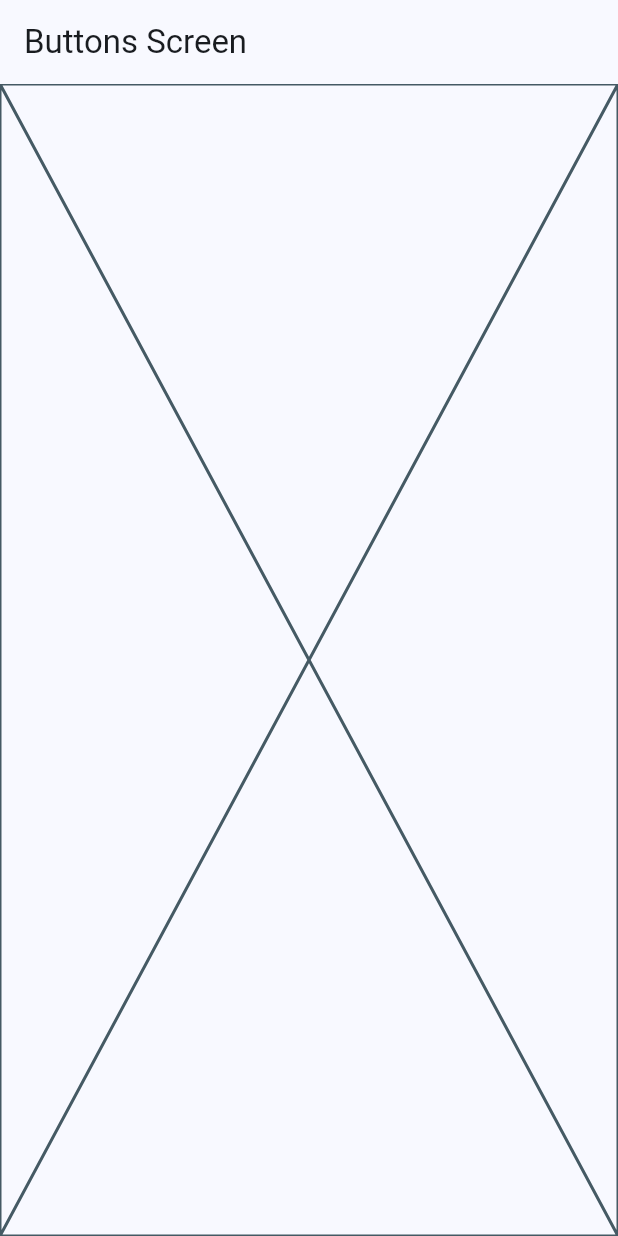
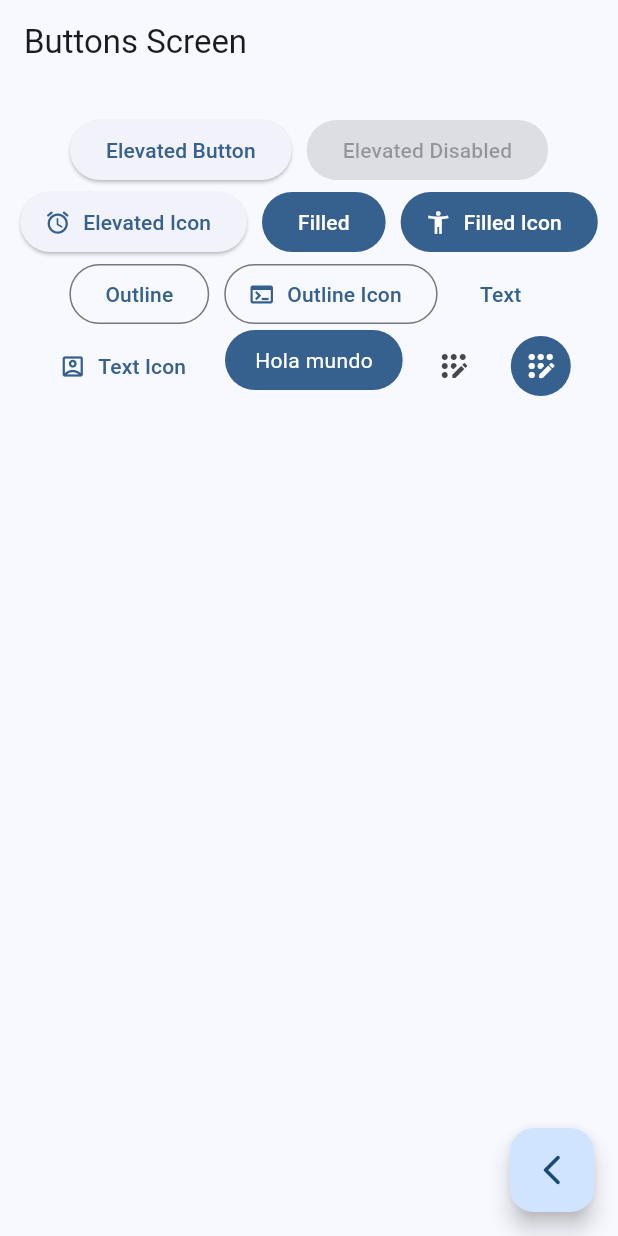
Before and after one commit to AlexanderJumbo/widgets_app, a Flutter app: the ButtonsScreen screen opened by its route, on a phone screen of 412 x 824 dp. Run offline on Flutter 3.47's test engine with Material 3 defaults, Android fonts, the phone set to English and light mode, and no system bars; our stand-ins replace go_router.

Commit message:
Buttons && CustomButtons

```diff
--- a/lib/presentation/screen/buttons/buttons_screen.dart
+++ b/lib/presentation/screen/buttons/buttons_screen.dart
@@ -1,4 +1,5 @@
 import 'package:flutter/material.dart';
+import 'package:go_router/go_router.dart';
 
 class ButtonsScreen extends StatelessWidget {
   static const String name = 'buttons_screen';
@@ -10,7 +11,79 @@ class ButtonsScreen extends StatelessWidget {
       appBar: AppBar(
         title: const Text('Buttons Screen'),
       ),
-      body: const Placeholder(),
+      body: const _ButtonsView(),
+      floatingActionButton: FloatingActionButton(
+        child: const Icon(Icons.arrow_back_ios_new_rounded),
+        onPressed: (){
+          context.pop();
+        },
+      ),
     );
   }
 }
+
+class _ButtonsView extends StatelessWidget {
+  const _ButtonsView();
+
+  @override
+  Widget build(BuildContext context) {
+
+    final colors = Theme.of(context).colorScheme;
+
+    return SizedBox(
+      width: double.infinity,
+      child: Padding(
+        padding: const EdgeInsets.symmetric(horizontal: 10, vertical: 20),
+        child: Wrap(
+          spacing: 10,
+          alignment: WrapAlignment.center,
+            children: [
+              ElevatedButton(onPressed: (){}, child: const Text('Elevated Button')),
+              const ElevatedButton(onPressed: null, child: Text('Elevated Disabled')),
+              ElevatedButton.icon(
+                onPressed: (){},
+                icon: const Icon(Icons.access_alarm_rounded),
+                label: const Text('Elevated Icon')
+              ),
+              FilledButton(onPressed: (){}, child: const Text('Filled')),
+              FilledButton.icon(onPressed: (){}, icon: const Icon(Icons.accessibility_new), label: const Text('Filled Icon')),
+              OutlinedButton(onPressed: (){}, child: const Text('Outline')),
+              OutlinedButton.icon(onPressed: (){}, icon: const Icon(Icons.terminal),  label: const Text('Outline Icon')),
+              TextButton(onPressed: (){}, child: const Text('Text')),
+              TextButton.icon(onPressed: (){}, icon: const Icon(Icons.account_box_outlined), label: const Text('Text Icon')),
+
+              const CustomButton(),
+
+              IconButton(onPressed: (){}, icon: const Icon(Icons.app_registration_rounded)),
+              IconButton(onPressed: (){}, icon: const Icon(Icons.app_registration_rounded), style: ButtonStyle(
+                backgroundColor: WidgetStatePropertyAll(colors.primary),
+                iconColor: const WidgetStatePropertyAll(Colors.white)
+              ),)
+            ],
+        ),
+      ),
+    );
+  }
+}
+
+class CustomButton extends StatelessWidget {
+  const CustomButton({super.key});
+
+  @override
+  Widget build(BuildContext context) {
+    final colors = Theme.of(context).colorScheme;
+
+    return ClipRRect(
+      borderRadius: BorderRadius.circular(20),
+      child: Material(
+        color: colors.primary,
+        child: InkWell(
+          onTap: (){},
+          child: Padding(
+            padding: const EdgeInsets.symmetric(horizontal: 20, vertical: 10),
+            child: Text('Hola mundo', style: TextStyle(color: Colors.white),)),
+        ),
+      ),
+    );
+  }
+}
--- a/lib/presentation/screen/home/home_screen.dart
+++ b/lib/presentation/screen/home/home_screen.dart
@@ -1,6 +1,7 @@
 import 'package:flutter/material.dart';
 import 'package:widgets_app/config/menu/menu_items.dart';
 import 'package:go_router/go_router.dart';
+import 'package:widgets_app/presentation/screen/buttons/buttons_screen.dart';
 import 'package:widgets_app/presentation/screen/cards/cards_screen.dart';
 
 
@@ -67,7 +68,7 @@ class _CustomListTile extends StatelessWidget {
           //* 3era forma - goRouter
           // context.push(menuItem.link);
           //* 4ta forma - goRouter pero para rutas con nombre
-          context.pushNamed(CardsScreen.name);
+          context.pushNamed(ButtonsScreen.name);
       },
     );
   }
```
